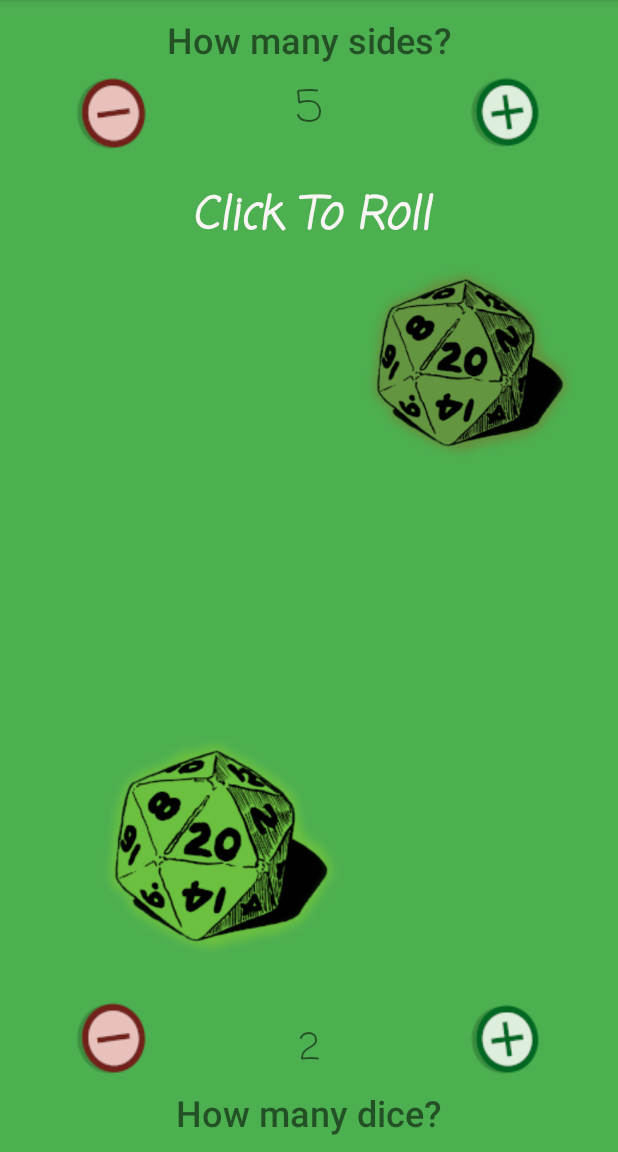
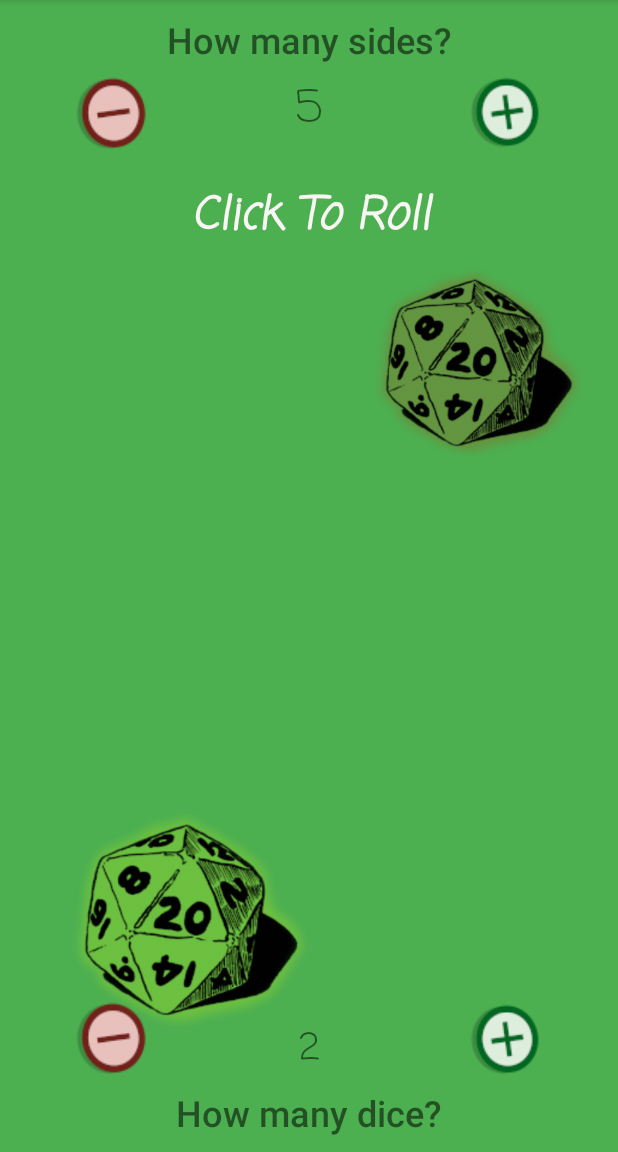
Before and after one commit to pcmoreno/diceRollingCompanion, an Android app: the screen it shows after launch (MainActivity), after a tap on an icon or button, on a phone screen of 412 x 824 dp, the part 84-1236 px from its top. Run offline under Robolectric (Android 15) with nearby library versions, the phone set to English and light mode, and no system bars.

Commit message:
fix layout

```diff
--- a/app/src/main/java/moreno/paulo/dicerollingcompanion/MainActivity.kt
+++ b/app/src/main/java/moreno/paulo/dicerollingcompanion/MainActivity.kt
@@ -38,25 +38,33 @@ class MainActivity : AppCompatActivity() {
         text_dice_count.text = """$numberOfDice"""
 
         button_side_minus.setOnClickListener{
+            if (status != Status.ROLLING) {
                 if (numberOfSides > 4)(--numberOfSides).toString()
                 text_sides_count.text = """$numberOfSides"""
                 updateDiceImageInView()
             }
+        }
         button_side_plus.setOnClickListener{
+            if (status != Status.ROLLING) {
                 if (numberOfSides < 20) (++numberOfSides).toString()
                 text_sides_count.text = """$numberOfSides"""
                 updateDiceImageInView()
             }
+        }
 
         button_dice_minus.setOnClickListener{
-            if (numberOfDice > 1)(--numberOfDice).toString()
+            if (status != Status.ROLLING) {
+                if (numberOfDice > 1) (--numberOfDice).toString()
                 text_dice_count.text = """$numberOfDice"""
                 updateDiceImageInView()
             }
+        }
         button_dice_plus.setOnClickListener{
-            if (numberOfDice < 4)(++numberOfDice).toString()
+            if (status != Status.ROLLING) {
+                if (numberOfDice < 4) (++numberOfDice).toString()
                 text_dice_count.text = """$numberOfDice"""
                 updateDiceImageInView()
+            }
         }
         button_invisible_roll.setOnClickListener{
             if (status == Status.READY_TO_ROLL) {
@@ -76,7 +84,7 @@ class MainActivity : AppCompatActivity() {
                     allDiceAnims[i - 1].visibility = View.VISIBLE
                     hideAllDiceThrowsText()
                 }
-            } else if (status == Status.JUST_ROLLED){
+            } else if (status != Status.ROLLING){
                 setIntroAnimationOffAndShowDice()
                 hideUnusedDices()
             }
--- a/app/src/main/res/layout/activity_main.xml
+++ b/app/src/main/res/layout/activity_main.xml
@@ -138,7 +138,7 @@
         android:id="@+id/diceTextResult2"
         android:layout_width="wrap_content"
         android:layout_height="wrap_content"
-        android:layout_marginEnd="234dp"
+        android:layout_marginEnd="272dp"
         android:layout_marginBottom="56dp"
         android:fontFamily="casual"
         android:text="0"
@@ -146,7 +146,7 @@
         app:layout_constraintBottom_toTopOf="@+id/button_dice_minus"
         app:layout_constraintEnd_toEndOf="parent"
         app:layout_constraintTop_toBottomOf="@+id/diceTextResult3"
-        app:layout_constraintVertical_bias=".8" />
+        app:layout_constraintVertical_bias="0.802" />
 
     <TextView
         android:id="@+id/diceTextResult3"
@@ -198,10 +198,11 @@
         android:layout_marginStart="10dp"
         android:layout_marginTop="50dp"
         android:layout_marginEnd="10dp"
+        android:layout_marginBottom="20dp"
         android:background="#00FFFFFF"
         android:text="Button"
         android:textColor="#00FFFFFF"
-        app:layout_constraintBottom_toBottomOf="@+id/imageDice2"
+        app:layout_constraintBottom_toTopOf="@+id/text_dice_count"
         app:layout_constraintEnd_toEndOf="parent"
         app:layout_constraintStart_toStartOf="parent"
         app:layout_constraintTop_toBottomOf="@+id/text_sides_count" />
@@ -210,110 +211,106 @@
         android:id="@+id/spinningDice1"
         android:layout_width="wrap_content"
         android:layout_height="wrap_content"
-        android:layout_marginTop="100dp"
-        android:layout_marginEnd="50dp"
         android:src="@drawable/dice_spinning"
         android:tint="#4CAF50"
         android:tintMode="multiply"
-        app:layout_constraintEnd_toEndOf="parent"
-        app:layout_constraintTop_toBottomOf="@+id/text_sides_count" />
-
-    <pl.droidsonroids.gif.GifImageView
-        android:id="@+id/spinningDice4"
-        android:layout_width="wrap_content"
-        android:layout_height="wrap_content"
-        android:layout_marginEnd="60dp"
-        android:layout_marginBottom="50dp"
-        android:src="@drawable/dice_spinning"
-        android:tint="#4CAF50"
-        android:tintMode="multiply"
-        app:layout_constraintBottom_toTopOf="@+id/button_dice_plus"
-        app:layout_constraintEnd_toEndOf="parent" />
-
-    <pl.droidsonroids.gif.GifImageView
-        android:id="@+id/spinningDice3"
-        android:layout_width="wrap_content"
-        android:layout_height="wrap_content"
-        android:layout_marginTop="130dp"
-        android:layout_marginEnd="280dp"
-        android:src="@drawable/dice_spinning"
-        android:tint="#4CAF50"
-        android:tintMode="multiply"
-        app:layout_constraintEnd_toEndOf="parent"
-        app:layout_constraintTop_toBottomOf="@+id/text_sides_count" />
-
-    <pl.droidsonroids.gif.GifImageView
-        android:id="@+id/spinningDice2"
-        android:layout_width="wrap_content"
-        android:layout_height="wrap_content"
-        android:layout_marginEnd="234dp"
-        android:layout_marginBottom="56dp"
-        android:src="@drawable/dice_spinning"
-        android:tint="#4CAF50"
-        android:tintMode="multiply"
-        app:layout_constraintBottom_toTopOf="@+id/button_dice_minus"
-        app:layout_constraintEnd_toEndOf="parent"
-        app:layout_constraintTop_toBottomOf="@+id/diceTextResult3"
-        app:layout_constraintVertical_bias=".8" />
+        app:layout_constraintBottom_toBottomOf="@+id/diceTextResult1"
+        app:layout_constraintEnd_toEndOf="@+id/imageDice1"
+        app:layout_constraintStart_toStartOf="@+id/imageDice1" />
 
     <ImageView
         android:id="@+id/imageDice1"
         android:layout_width="wrap_content"
         android:layout_height="wrap_content"
-        android:layout_marginTop="50dp"
+        android:layout_marginStart="13dp"
         android:scaleType="centerInside"
         android:scaleX=".7"
         android:scaleY=".7"
         android:tint="#649540"
         android:tintMode="multiply"
         app:layout_constraintEnd_toEndOf="parent"
-        app:layout_constraintTop_toBottomOf="@+id/text_sides_count"
+        app:layout_constraintStart_toEndOf="@+id/imageDice3"
+        app:layout_constraintTop_toTopOf="@+id/button_invisible_roll"
         app:srcCompat="@drawable/test_dice" />
 
     <ImageView
         android:id="@+id/imageDice2"
         android:layout_width="wrap_content"
         android:layout_height="wrap_content"
-        android:layout_marginEnd="166dp"
-        android:layout_marginBottom="-25dp"
+        android:layout_marginStart="16dp"
+        android:scaleType="fitStart"
         android:scaleX=".8"
         android:scaleY=".8"
         android:tint="#6DC140"
         android:tintMode="multiply"
-        app:layout_constraintBottom_toTopOf="@+id/button_dice_minus"
-        app:layout_constraintEnd_toEndOf="parent"
-        app:layout_constraintTop_toBottomOf="@+id/imageDice3"
-        app:layout_constraintVertical_bias=".8"
+        app:layout_constraintBottom_toBottomOf="@+id/button_dice_minus"
+        app:layout_constraintStart_toStartOf="@+id/button_invisible_roll"
         app:srcCompat="@drawable/test_dice" />
+
+    <pl.droidsonroids.gif.GifImageView
+        android:id="@+id/spinningDice2"
+        android:layout_width="wrap_content"
+        android:layout_height="wrap_content"
+        android:layout_marginStart="59dp"
+        android:layout_marginEnd="58dp"
+        android:src="@drawable/dice_spinning"
+        android:tint="#4CAF50"
+        android:tintMode="multiply"
+        app:layout_constraintEnd_toStartOf="@+id/imageDice4"
+        app:layout_constraintStart_toStartOf="@+id/imageDice2"
+        app:layout_constraintTop_toTopOf="@+id/diceTextResult2" />
 
     <ImageView
         android:id="@+id/imageDice3"
         android:layout_width="wrap_content"
         android:layout_height="wrap_content"
-        android:layout_marginTop="78dp"
-        android:layout_marginEnd="190dp"
         android:scaleType="centerInside"
         android:scaleX=".7"
         android:scaleY=".7"
         android:tint="#68A33E"
         android:tintMode="multiply"
-        app:layout_constraintEnd_toEndOf="parent"
-        app:layout_constraintTop_toBottomOf="@+id/text_sides_count"
+        app:layout_constraintStart_toStartOf="@+id/button_invisible_roll"
+        app:layout_constraintTop_toBottomOf="@+id/text_click_to_roll"
         app:srcCompat="@drawable/test_dice" />
+
+    <pl.droidsonroids.gif.GifImageView
+        android:id="@+id/spinningDice3"
+        android:layout_width="wrap_content"
+        android:layout_height="wrap_content"
+        android:layout_marginTop="14dp"
+        android:src="@drawable/dice_spinning"
+        android:tint="#4CAF50"
+        android:tintMode="multiply"
+        app:layout_constraintEnd_toEndOf="@+id/diceTextResult3"
+        app:layout_constraintStart_toEndOf="@+id/diceTextResult3"
+        app:layout_constraintTop_toTopOf="@+id/diceTextResult3" />
 
     <ImageView
         android:id="@+id/imageDice4"
         android:layout_width="wrap_content"
         android:layout_height="wrap_content"
-        android:layout_marginEnd="5dp"
-        android:layout_marginBottom="5dp"
+        android:layout_marginStart="29dp"
+        android:layout_marginEnd="10dp"
         android:scaleType="centerInside"
         android:scaleX=".55"
         android:scaleY=".55"
         android:tint="#78C344"
         android:tintMode="multiply"
-        app:layout_constraintBottom_toTopOf="@+id/button_dice_plus"
+        app:layout_constraintBottom_toTopOf="@+id/text_dice_count"
         app:layout_constraintEnd_toEndOf="parent"
+        app:layout_constraintStart_toStartOf="@+id/text_dice_count"
         app:srcCompat="@drawable/test_dice" />
 
+    <pl.droidsonroids.gif.GifImageView
+        android:id="@+id/spinningDice4"
+        android:layout_width="wrap_content"
+        android:layout_height="wrap_content"
+        android:layout_marginBottom="19dp"
+        android:src="@drawable/dice_spinning"
+        android:tint="#4CAF50"
+        android:tintMode="multiply"
+        app:layout_constraintBottom_toBottomOf="@+id/diceTextResult4"
+        app:layout_constraintEnd_toEndOf="@+id/diceTextResult4"
+        app:layout_constraintStart_toEndOf="@+id/diceTextResult4" />
+
 </androidx.constraintlayout.widget.ConstraintLayout>
```
Also changed, not shown: 1 other file. Lines whose indentation alone changed are shown as unchanged.
